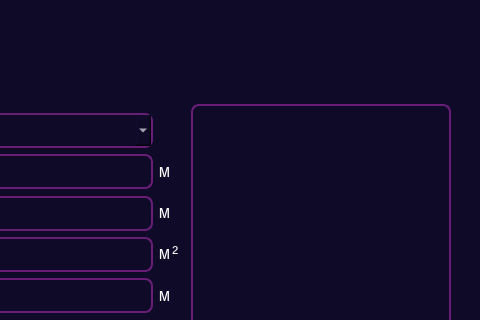
This is gui/qtFiles/main.ui in NikUvolen/staircase-calculation as Qt 5 draws it before an edit; both pictures show x 380 to 860 and y 0 to 320 of the 860 by 430 pixel window. The edited form follows.
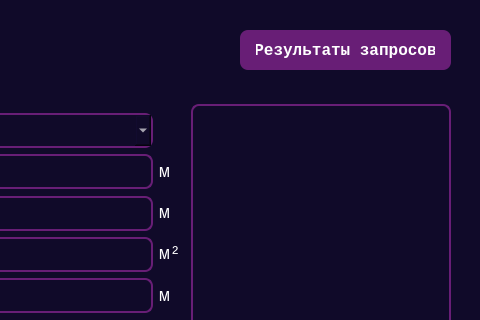
This is the edited form. Icons and pictures are not drawn.

Commit message: add db and all result window

Patch:
```diff
--- a/gui/qtFiles/main.ui
+++ b/gui/qtFiles/main.ui
@@ -37,7 +37,7 @@
    <property name="styleSheet">
     <string notr="true"/>
    </property>
-   <widget class="QWidget" name="">
+   <widget class="QWidget" name="layoutWidget">
     <property name="geometry">
      <rect>
       <x>20</x>
@@ -561,6 +561,57 @@
      </item>
     </layout>
    </widget>
+   <widget class="QPushButton" name="btn_results">
+    <property name="geometry">
+     <rect>
+      <x>620</x>
+      <y>30</y>
+      <width>211</width>
+      <height>40</height>
+     </rect>
+    </property>
+    <property name="minimumSize">
+     <size>
+      <width>0</width>
+      <height>40</height>
+     </size>
+    </property>
+    <property name="cursor">
+     <cursorShape>PointingHandCursor</cursorShape>
+    </property>
+    <property name="acceptDrops">
+     <bool>false</bool>
+    </property>
+    <property name="styleSheet">
+     <string notr="true">QPushButton {
+	font-weight: 700;
+    background-color: #681E76;  /* Ваш цвет из дизайна */
+    color: white;
+    border: none;
+    border-radius: 8px;
+    padding: 8px 16px;
+}
+
+QPushButton:hover {
+    background-color: #C33278;
+}
+
+</string>
+    </property>
+    <property name="text">
+     <string>Результаты запросов</string>
+    </property>
+    <property name="icon">
+     <iconset resource="icons.qrc">
+      <normaloff>:/icon/calc.png</normaloff>:/icon/calc.png</iconset>
+    </property>
+    <property name="iconSize">
+     <size>
+      <width>0</width>
+      <height>16</height>
+     </size>
+    </property>
+   </widget>
   </widget>
  </widget>
  <resources>
```
Left out of the diff: 4 changed lines with no effect on the pictures. The commit also changes 16 other files.
